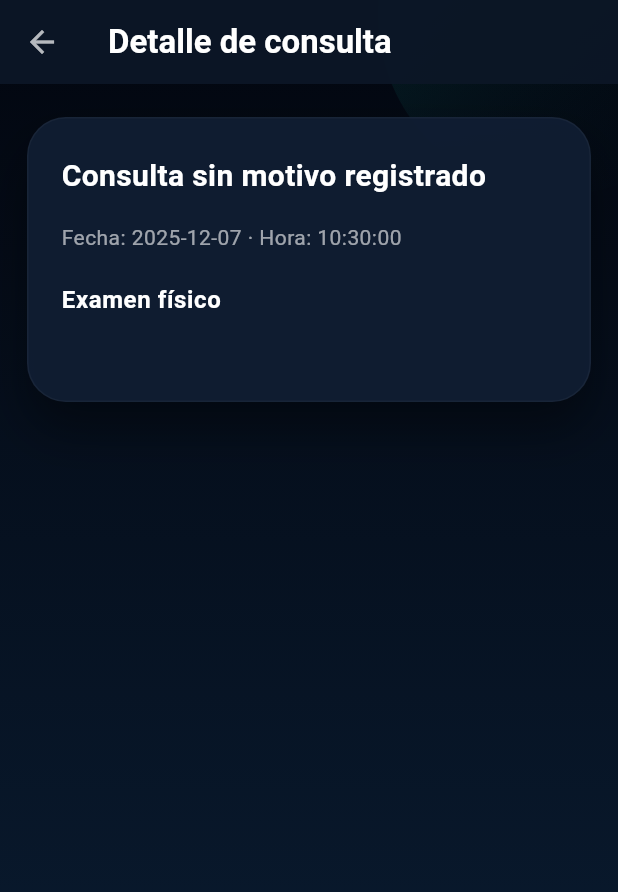
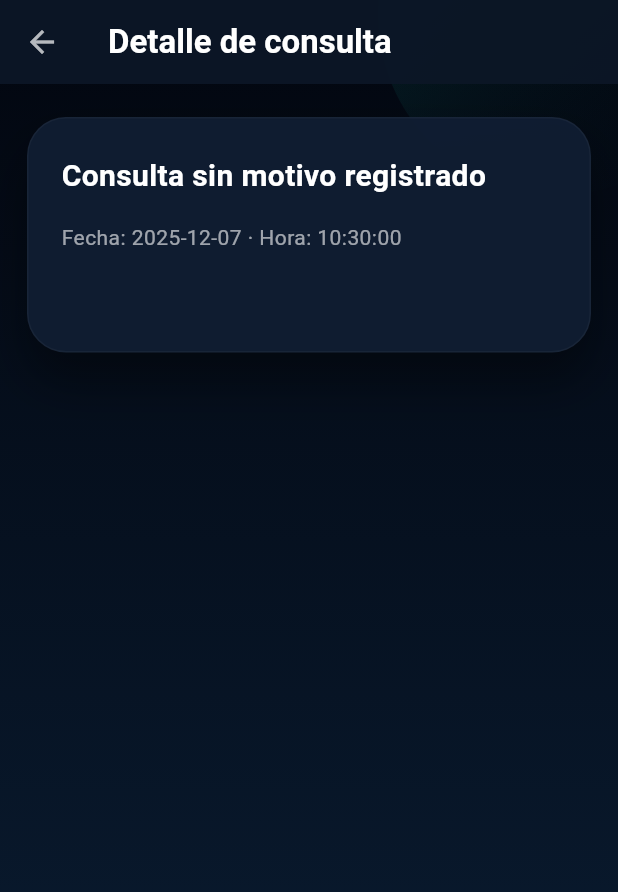
Before and after one commit to carlosmontesdeocae321-oss/SaludAndina, a Flutter app: the ConsultaDetalleScreen screen opened directly with empty values, on a phone screen of 412 x 824 dp. Shown: the top 892 px of the screen. Run offline on Flutter 3.47's test engine with Material 3 defaults, Android fonts, the light colour scheme and no system bars; our stand-ins replace file_picker, firebase_auth, firebase_core, flutter_html, flutter_signin_button, google_sign_in and 4 more; accounts and stored records are empty.

Commit message:
UI: mejorar detalle de consulta - títulos con acento, cards y mostrar examen sólo si hay datos

```diff
--- a/lib/screens/historial/consulta_detalle_screen.dart
+++ b/lib/screens/historial/consulta_detalle_screen.dart
@@ -143,7 +143,9 @@
                           ),
                         ),
                         const SizedBox(height: 20),
-                        _buildSectionTitle('Examen físico'),
+                        // Mostrar sección de examen sólo si hay métricas o campos detallados
+                        if (_hasExamData(consulta)) ...[
+                          _buildSectionTitle(context, 'Examen físico'),
                           const SizedBox(height: 10),
                           Wrap(
                           spacing: 10,
@@ -170,28 +172,47 @@
                                   'Temperatura: ${consulta.temperatura}°C'),
                           ],
                           ),
+                        ],
                         const SizedBox(height: 20),
-                        _buildDetailBlock(
+                        _buildDetailBlock(context,
                           title: 'Diagnóstico',
                           value: consulta.diagnostico,
                         ),
-                        _buildDetailBlock(
+                        _buildDetailBlock(context,
                           title: 'Tratamiento',
                           value: consulta.tratamiento,
                         ),
-                        _buildDetailBlock(
+                        _buildDetailBlock(context,
                           title: 'Receta',
                           value: consulta.receta,
                         ),
                         if (consulta.notasHtml.isNotEmpty) ...[
                           const SizedBox(height: 12),
-                          _buildSectionTitle('Notas detalladas'),
+                          _buildSectionTitle(context, 'Notas detalladas'),
                           const SizedBox(height: 8),
-                          Html(data: consulta.notasHtml),
+                          Container(
+                            width: double.infinity,
+                            decoration: BoxDecoration(
+                              color: Colors.white.withOpacity(0.03),
+                              borderRadius: BorderRadius.circular(12),
+                              border: Border.all(color: Colors.white10),
+                            ),
+                            padding: const EdgeInsets.all(12),
+                            child: Html(
+                              data: consulta.notasHtml,
+                              style: {
+                                "body": Style(
+                                  color: Colors.white70,
+                                  fontSize: FontSize(14.0),
+                                  lineHeight: LineHeight.number(1.4),
+                                ),
+                              },
+                            ),
+                          ),
                         ],
                         if (consulta.imagenes.isNotEmpty) ...[
                           const SizedBox(height: 8),
-                          _buildSectionTitle('Imágenes adjuntas'),
+                          _buildSectionTitle(context, 'Imágenes adjuntas'),
                           const SizedBox(height: 12),
                           SizedBox(
                             height: 140,
@@ -249,14 +270,56 @@
     );
   }
 
-  Widget _buildSectionTitle(String title) {
-    return Text(
+  bool _hasExamData(Consulta c) {
+    if (c.peso > 0 || c.estatura > 0 || c.imc > 0) return true;
+    if (c.presion.isNotEmpty || c.frecuenciaCardiaca > 0 || c.frecuenciaRespiratoria > 0 || c.temperatura > 0) return true;
+    final examFields = [
+      c.examenPiel,
+      c.examenCabeza,
+      c.examenOjos,
+      c.examenNariz,
+      c.examenBoca,
+      c.examenOidos,
+      c.examenOrofaringe,
+      c.examenCuello,
+      c.examenTorax,
+      c.examenCamposPulm,
+      c.examenRuidosCard,
+      c.examenAbdomen,
+      c.examenExtremidades,
+      c.examenNeuro,
+    ];
+    for (final s in examFields) {
+      if (s.trim().isNotEmpty) return true;
+    }
+    if (c.notasHtml.isNotEmpty && c.notasHtml.toLowerCase().contains('examen')) return true;
+    return false;
+  }
+
+  Widget _buildSectionTitle(BuildContext context, String title) {
+    final accent = Theme.of(context).colorScheme.primary;
+    return Column(
+      crossAxisAlignment: CrossAxisAlignment.start,
+      children: [
+        Text(
           title,
-      style: const TextStyle(
+          style: TextStyle(
             fontSize: 16,
             fontWeight: FontWeight.w700,
             letterSpacing: 0.4,
+            color: Colors.white,
           ),
+        ),
+        const SizedBox(height: 6),
+        Container(
+          width: 84,
+          height: 4,
+          decoration: BoxDecoration(
+            color: accent.withOpacity(0.18),
+            borderRadius: BorderRadius.circular(3),
+          ),
+        )
+      ],
     );
   }
 
@@ -279,7 +342,7 @@
     );
   }
 
-  Widget _buildDetailBlock({required String title, required String value}) {
+  Widget _buildDetailBlock(BuildContext context, {required String title, required String value}) {
     final trimmed = value.trim();
     if (trimmed.isEmpty) {
       return const SizedBox.shrink();
@@ -290,7 +353,7 @@
       child: Column(
         crossAxisAlignment: CrossAxisAlignment.start,
         children: [
-          _buildSectionTitle(title),
+          _buildSectionTitle(context, title),
           const SizedBox(height: 8),
           Text(
             trimmed,
```
Lines whose indentation alone changed are shown as unchanged.
